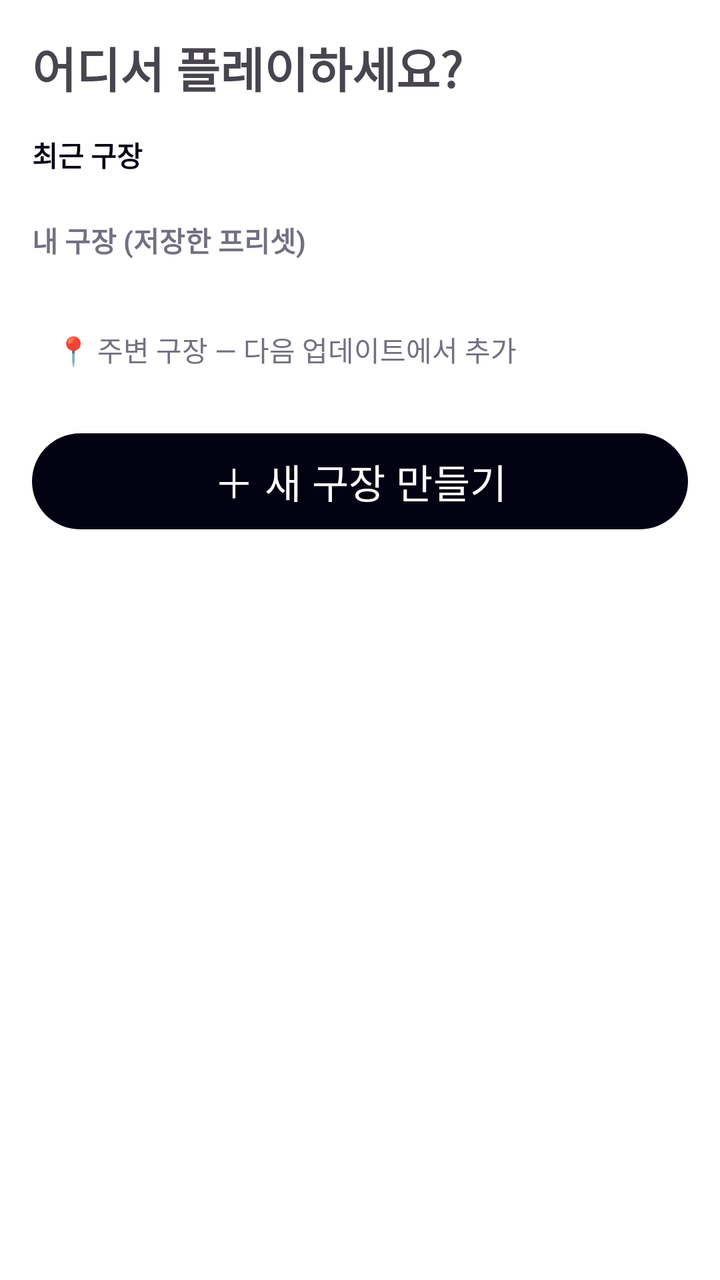
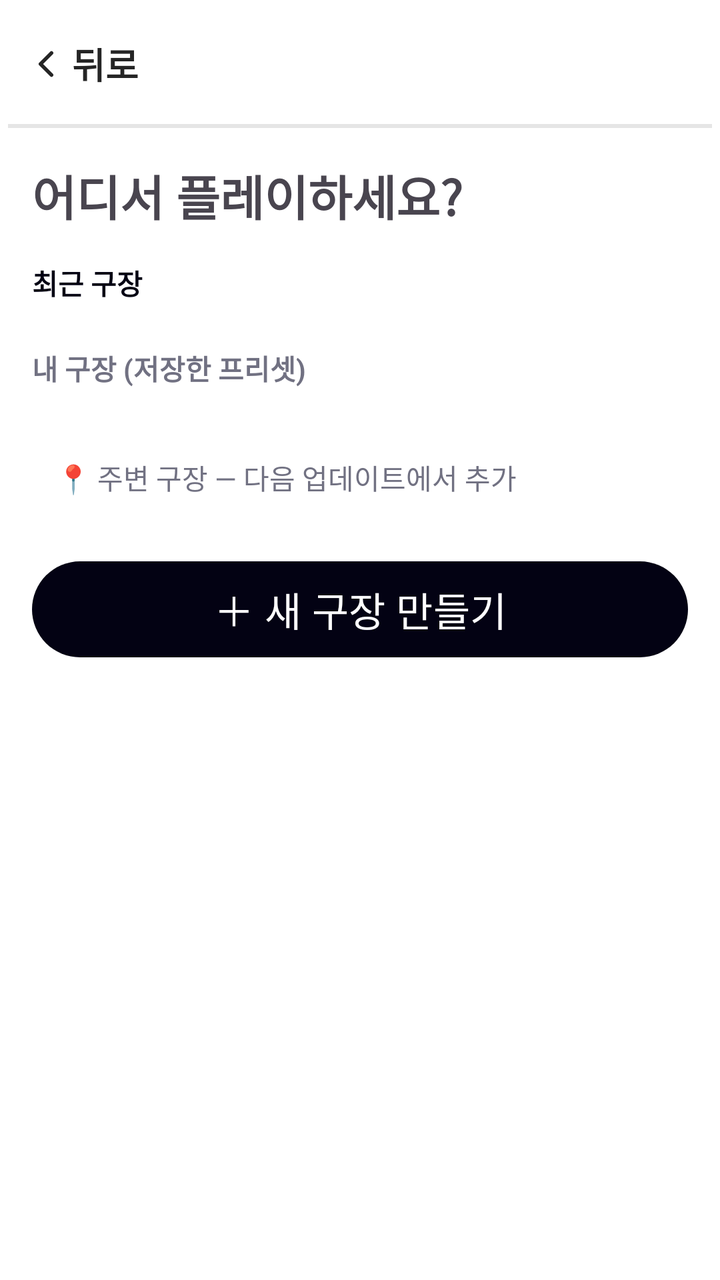

An Android layout rendered at two revisions. The XML below is the earlier revision; the diff shows what the commit changed to produce the second picture.
<!-- AndroidManifest.xml: application theme Theme.ParkGolf -->
<!-- res/layout/fragment_start.xml -->
<?xml version="1.0" encoding="utf-8"?>
<ScrollView xmlns:android="http://schemas.android.com/apk/res/android"
    android:layout_width="match_parent" android:layout_height="match_parent"
    android:fillViewport="true" android:padding="@dimen/screen_padding">
    <LinearLayout
        android:layout_width="match_parent" android:layout_height="wrap_content"
        android:orientation="vertical">
        <TextView android:layout_width="wrap_content" android:layout_height="wrap_content"
            android:text="@string/start_where" android:textSize="@dimen/title_text"
            android:textStyle="bold" android:layout_marginBottom="16dp" />
        <TextView android:layout_width="wrap_content" android:layout_height="wrap_content"
            android:text="@string/recent_courses" android:textStyle="bold"
            android:textColor="@color/green_primary" android:layout_marginBottom="6dp" />
        <androidx.recyclerview.widget.RecyclerView android:id="@+id/rvRecent"
            android:layout_width="match_parent" android:layout_height="wrap_content"
            android:layout_marginBottom="16dp" />
        <TextView android:layout_width="wrap_content" android:layout_height="wrap_content"
            android:text="@string/saved_presets" android:textStyle="bold"
            android:textColor="@color/text_muted" android:layout_marginBottom="6dp" />
        <androidx.recyclerview.widget.RecyclerView android:id="@+id/rvPresets"
            android:layout_width="match_parent" android:layout_height="wrap_content"
            android:layout_marginBottom="16dp" />
        <TextView android:layout_width="match_parent" android:layout_height="wrap_content"
            android:text="@string/nearby_courses_soon" android:padding="12dp"
            android:textColor="@color/text_muted" android:layout_marginBottom="16dp" />
        <Button android:id="@+id/btnNewCourse"
            android:layout_width="match_parent" android:layout_height="wrap_content"
            android:minHeight="@dimen/touch_min" android:text="@string/new_course"
            android:textSize="@dimen/button_text" />
    </LinearLayout>
</ScrollView>
<!-- resources referenced by this layout -->
<resources>
  <color name="green_primary">@color/primary</color>
  <color name="text_muted">@color/muted_foreground</color>
  <dimen name="button_text">20sp</dimen>
  <dimen name="screen_padding">16dp</dimen>
  <dimen name="title_text">24sp</dimen>
  <dimen name="touch_min">56dp</dimen>
  <string name="nearby_courses_soon">📍 주변 구장 — 다음 업데이트에서 추가</string>
  <string name="new_course">＋ 새 구장 만들기</string>
  <string name="recent_courses">최근 구장</string>
  <string name="saved_presets">내 구장 (저장한 프리셋)</string>
  <string name="start_where">어디서 플레이하세요?</string>
  <style name="Theme.ParkGolf" parent="Theme.Material3.DayNight.NoActionBar">
          <item name="colorPrimary">@color/primary</item>
          <item name="colorOnPrimary">@color/on_primary</item>
          <item name="android:windowBackground">@color/background</item>
          <item name="android:textColorPrimary">@color/foreground</item>
      </style>
  <color name="primary">#030213</color>
  <color name="muted_foreground">#717182</color>
  <color name="on_primary">#FFFFFF</color>
  <color name="background">#FFFFFF</color>
  <color name="foreground">#252525</color>
</resources>

<!-- the commit's change to res/layout/fragment_start.xml (unified diff, before → after) -->
@@ -1,31 +1,102 @@
 <?xml version="1.0" encoding="utf-8"?>
-<ScrollView xmlns:android="http://schemas.android.com/apk/res/android"
+<LinearLayout xmlns:android="http://schemas.android.com/apk/res/android"
     android:layout_width="match_parent" android:layout_height="match_parent"
-    android:fillViewport="true" android:padding="@dimen/screen_padding">
+    android:orientation="vertical">
+    <include android:id="@+id/topBar" layout="@layout/view_top_bar" />
+    <ScrollView
+        android:layout_width="match_parent" android:layout_height="0dp" android:layout_weight="1"
+        android:fillViewport="true" android:padding="@dimen/screen_padding">
+        <LinearLayout
+            android:layout_width="match_parent" android:layout_height="wrap_content"
+            android:orientation="vertical">
+            <TextView android:layout_width="wrap_content" android:layout_height="wrap_content"
+                android:text="@string/start_where" android:textSize="@dimen/title_text"
+                android:textStyle="bold" android:layout_marginBottom="16dp" />
+            <TextView android:layout_width="wrap_content" android:layout_height="wrap_content"
+                android:text="@string/recent_courses" android:textStyle="bold"
+                android:textColor="@color/green_primary" android:layout_marginBottom="6dp" />
+            <androidx.recyclerview.widget.RecyclerView android:id="@+id/rvRecent"
+                android:layout_width="match_parent" android:layout_height="wrap_content"
+                android:layout_marginBottom="16dp" />
+            <TextView android:layout_width="wrap_content" android:layout_height="wrap_content"
+                android:text="@string/saved_presets" android:textStyle="bold"
+                android:textColor="@color/text_muted" android:layout_marginBottom="6dp" />
+            <androidx.recyclerview.widget.RecyclerView android:id="@+id/rvPresets"
+                android:layout_width="match_parent" android:layout_height="wrap_content"
+                android:layout_marginBottom="16dp" />
+            <TextView android:layout_width="match_parent" android:layout_height="wrap_content"
+                android:text="@string/nearby_courses_soon" android:padding="12dp"
+                android:textColor="@color/text_muted" android:layout_marginBottom="16dp" />
+            <Button android:id="@+id/btnNewCourse"
+                android:layout_width="match_parent" android:layout_height="wrap_content"
+                android:minHeight="@dimen/touch_min" android:text="@string/new_course"
+                android:textSize="@dimen/button_text" />
+        </LinearLayout>
+    </ScrollView>
+</LinearLayout>
+<!-- res/layout/view_top_bar.xml (included above) -->
+<?xml version="1.0" encoding="utf-8"?>
+<androidx.constraintlayout.widget.ConstraintLayout
+    xmlns:android="http://schemas.android.com/apk/res/android"
+    xmlns:app="http://schemas.android.com/apk/res-auto"
+    android:layout_width="match_parent"
+    android:layout_height="wrap_content"
+    android:background="@color/background"
+    android:minHeight="64dp"
+    android:paddingHorizontal="4dp">
+
     <LinearLayout
-        android:layout_width="match_parent" android:layout_height="wrap_content"
-        android:orientation="vertical">
-        <TextView android:layout_width="wrap_content" android:layout_height="wrap_content"
-            android:text="@string/start_where" android:textSize="@dimen/title_text"
-            android:textStyle="bold" android:layout_marginBottom="16dp" />
-        <TextView android:layout_width="wrap_content" android:layout_height="wrap_content"
-            android:text="@string/recent_courses" android:textStyle="bold"
-            android:textColor="@color/green_primary" android:layout_marginBottom="6dp" />
-        <androidx.recyclerview.widget.RecyclerView android:id="@+id/rvRecent"
-            android:layout_width="match_parent" android:layout_height="wrap_content"
-            android:layout_marginBottom="16dp" />
-        <TextView android:layout_width="wrap_content" android:layout_height="wrap_content"
-            android:text="@string/saved_presets" android:textStyle="bold"
-            android:textColor="@color/text_muted" android:layout_marginBottom="6dp" />
-        <androidx.recyclerview.widget.RecyclerView android:id="@+id/rvPresets"
-            android:layout_width="match_parent" android:layout_height="wrap_content"
-            android:layout_marginBottom="16dp" />
-        <TextView android:layout_width="match_parent" android:layout_height="wrap_content"
-            android:text="@string/nearby_courses_soon" android:padding="12dp"
-            android:textColor="@color/text_muted" android:layout_marginBottom="16dp" />
-        <Button android:id="@+id/btnNewCourse"
-            android:layout_width="match_parent" android:layout_height="wrap_content"
-            android:minHeight="@dimen/touch_min" android:text="@string/new_course"
-            android:textSize="@dimen/button_text" />
+        android:id="@+id/btnBack"
+        android:layout_width="wrap_content"
+        android:layout_height="@dimen/touch_min"
+        android:orientation="horizontal"
+        android:gravity="center_vertical"
+        android:paddingHorizontal="8dp"
+        android:background="?attr/selectableItemBackground"
+        android:clickable="true"
+        android:focusable="true"
+        android:contentDescription="@string/back"
+        app:layout_constraintStart_toStartOf="parent"
+        app:layout_constraintTop_toTopOf="parent"
+        app:layout_constraintBottom_toBottomOf="parent">
+        <ImageView
+            android:layout_width="22dp" android:layout_height="22dp"
+            android:src="@drawable/ic_chevron_left"
+            android:importantForAccessibility="no" />
+        <TextView
+            android:layout_width="wrap_content" android:layout_height="wrap_content"
+            android:layout_marginStart="2dp"
+            android:text="@string/back"
+            android:textColor="@color/foreground"
+            android:textSize="@dimen/body_text"
+            android:textStyle="bold" />
     </LinearLayout>
-</ScrollView>
+
+    <TextView
+        android:id="@+id/tvBarTitle"
+        android:layout_width="0dp"
+        android:layout_height="wrap_content"
+        android:gravity="center"
+        android:textSize="@dimen/body_text"
+        android:textStyle="bold"
+        android:textColor="@color/foreground"
+        android:maxLines="1"
+        android:ellipsize="end"
+        app:layout_constraintStart_toEndOf="@id/btnBack"
+        app:layout_constraintEnd_toStartOf="@id/barSpacer"
+        app:layout_constraintTop_toTopOf="parent"
+        app:layout_constraintBottom_toBottomOf="parent" />
+
+    <Space
+        android:id="@+id/barSpacer"
+        android:layout_width="72dp"
+        android:layout_height="1dp"
+        app:layout_constraintEnd_toEndOf="parent"
+        app:layout_constraintTop_toTopOf="parent" />
+
+    <View android:layout_width="0dp" android:layout_height="@dimen/border_width"
+        android:background="@color/border"
+        app:layout_constraintStart_toStartOf="parent"
+        app:layout_constraintEnd_toEndOf="parent"
+        app:layout_constraintBottom_toBottomOf="parent" />
+</androidx.constraintlayout.widget.ConstraintLayout>
<!-- resource entries referenced after the edit -->
@@ -2,10 +2,17 @@
 <resources>
   <color name="green_primary">@color/primary</color>
   <color name="text_muted">@color/muted_foreground</color>
+  <dimen name="body_text">18sp</dimen>
+  <dimen name="border_width">2dp</dimen>
   <dimen name="button_text">20sp</dimen>
   <dimen name="screen_padding">16dp</dimen>
   <dimen name="title_text">24sp</dimen>
   <dimen name="touch_min">56dp</dimen>
+  <!-- drawable ic_chevron_left (drawable) -->
+  <vector xmlns:android="http://schemas.android.com/apk/res/android" android:width="24dp" android:height="24dp" android:viewportWidth="24" android:viewportHeight="24">
+      <path android:strokeColor="@color/foreground" android:strokeWidth="2" android:strokeLineCap="round" android:strokeLineJoin="round" android:pathData="M15,18 L9,12 L15,6" />
+  </vector>
+  <string name="back">뒤로</string>
   <string name="nearby_courses_soon">📍 주변 구장 — 다음 업데이트에서 추가</string>
   <string name="new_course">＋ 새 구장 만들기</string>
   <string name="recent_courses">최근 구장</string>
@@ -21,6 +28,7 @@
   <color name="muted_foreground">#717182</color>
   <color name="on_primary">#FFFFFF</color>
   <color name="background">#FFFFFF</color>
+  <color name="border">#1A000000</color>
   <color name="foreground">#252525</color>
 </resources>
 
